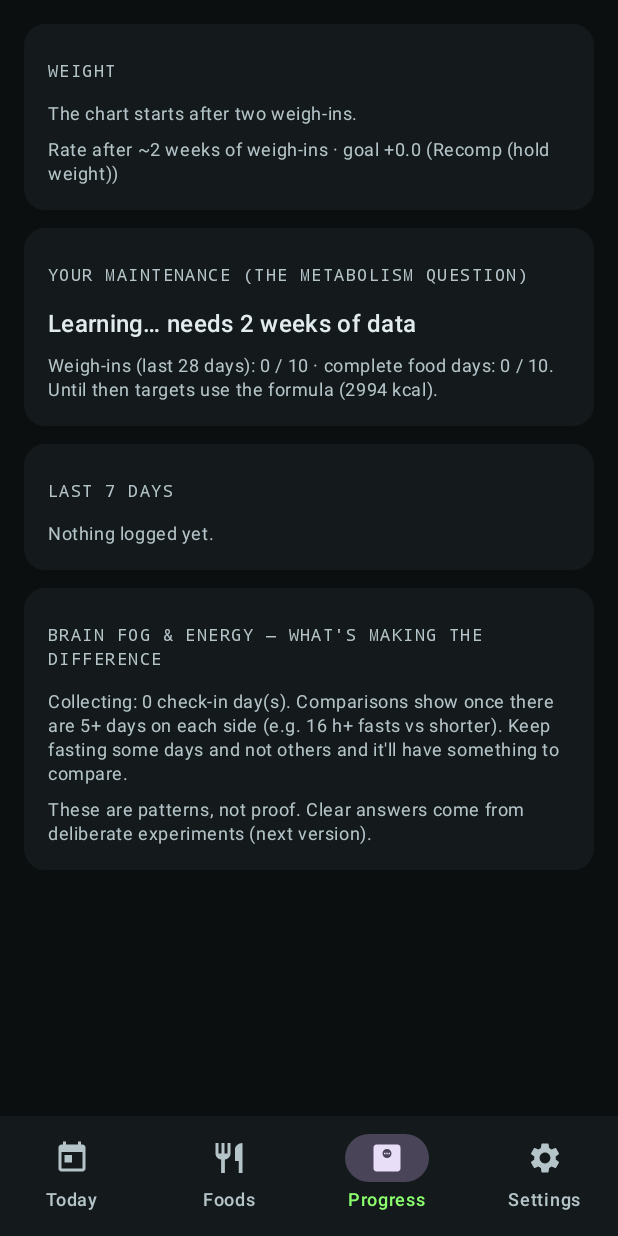
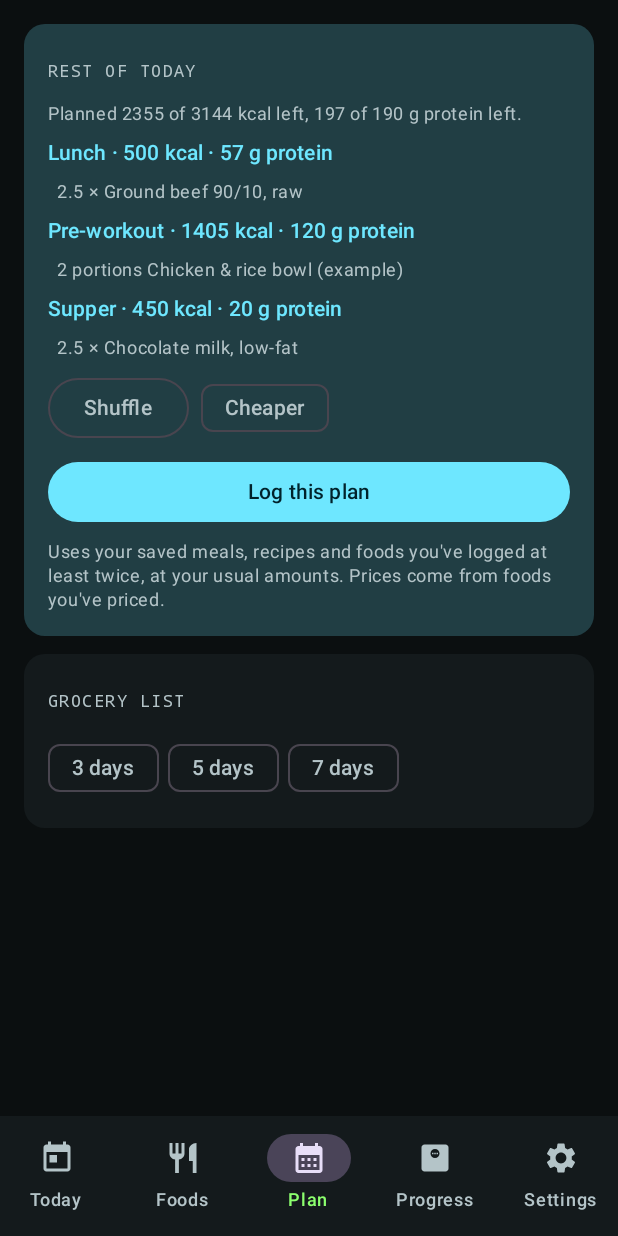
Before and after one commit to KAWAbungaKid/not-a-fraud, an Android app built with Jetpack Compose: the screen it shows after launch (MainActivity), item 3 of the bottom bar chosen, on a phone screen of 412 x 824 dp. Run offline under Robolectric (Android 15) with nearby library versions, the phone set to English and light mode, and no system bars; libraries missing offline, so code that uses them is left out: androidx.health.connect; 11 statements that could not run were skipped.

Commit message:
Not a Twig 0.3.0: sleep, meal planner + groceries, barcode lookup, weekly review, experiments
Co-Authored-By: Claude Opus 5.5 <noreply@anthropic.com>
Claude-Session: https://claude.ai/code/session_01FUg8QwF1mDAbPZa2ZKeX2M

```diff
--- a/diet/src/main/java/com/maven/diet/ui/MainActivity.kt
+++ b/diet/src/main/java/com/maven/diet/ui/MainActivity.kt
@@ -38,6 +38,7 @@ import androidx.compose.ui.Modifier
 import androidx.compose.ui.platform.LocalContext
 import androidx.core.content.ContextCompat
 import androidx.lifecycle.lifecycleScope
+import androidx.compose.material.icons.filled.CalendarMonth
 import com.maven.diet.Graph
 import com.maven.diet.link.Health
 import com.maven.diet.link.WorkoutLink
@@ -111,6 +112,7 @@ class MainActivity : ComponentActivity() {
                             null -> when (tab) {
                                 "today" -> TodayScreen(d, onOpen = ::open)
                                 "foods" -> FoodsScreen(d, onOpen = ::open)
+                                "plan" -> PlanScreen(d)
                                 "progress" -> ProgressScreen(d)
                                 else -> SettingsScreen(d, resumes)
                             }
@@ -128,6 +130,7 @@ class MainActivity : ComponentActivity() {
         private val TABS = listOf(
             Triple("today", "Today", Icons.Filled.Today),
             Triple("foods", "Foods", Icons.Filled.Restaurant),
+            Triple("plan", "Plan", Icons.Filled.CalendarMonth),
             Triple("progress", "Progress", Icons.Filled.MonitorWeight),
             Triple("settings", "Settings", Icons.Filled.Settings),
         )
--- /dev/null
+++ b/diet/src/main/java/com/maven/diet/ui/PlanScreen.kt
@@ -0,0 +1,91 @@
+@file:OptIn(androidx.compose.foundation.layout.ExperimentalLayoutApi::class)
+
+package com.maven.diet.ui
+
+import androidx.compose.foundation.layout.Arrangement
+import androidx.compose.foundation.layout.Row
+import androidx.compose.foundation.layout.Spacer
+import androidx.compose.foundation.layout.fillMaxSize
+import androidx.compose.foundation.layout.fillMaxWidth
+import androidx.compose.foundation.layout.height
+import androidx.compose.foundation.layout.padding
+import androidx.compose.foundation.lazy.LazyColumn
+import androidx.compose.material3.Button
+import androidx.compose.material3.FilterChip
+import androidx.compose.material3.MaterialTheme
+import androidx.compose.material3.OutlinedButton
+import androidx.compose.material3.Text
+import androidx.compose.runtime.Composable
+import androidx.compose.runtime.getValue
+import androidx.compose.runtime.mutableIntStateOf
+import androidx.compose.runtime.mutableStateOf
+import androidx.compose.runtime.remember
+import androidx.compose.runtime.setValue
+import androidx.compose.ui.Modifier
+import androidx.compose.ui.unit.dp
+import com.maven.diet.Graph
+import com.maven.diet.core.Actions
+import com.maven.diet.core.DietData
+import com.maven.diet.core.MealPlanner
+import com.maven.diet.core.Num
+import kotlin.math.roundToInt
+
+/** Eat This Much, Maven-sized: plan the rest of today from what you eat; groceries for the next few days. */
+@Composable
+fun PlanScreen(d: DietData) {
+    val today = Graph.today()
+    var seed by remember { mutableIntStateOf(0) }
+    var cheap by remember { mutableStateOf(false) }
+    var groceryDays by remember { mutableIntStateOf(0) }
+    var logged by remember { mutableStateOf(false) }
+    val plan = remember(d, seed, cheap) { MealPlanner.plan(d, today, Graph.targets(today).macros, seed, cheap) }
+    LazyColumn(Modifier.fillMaxSize().padding(horizontal = 16.dp), verticalArrangement = Arrangement.spacedBy(12.dp)) {
+        item { Spacer(Modifier.height(4.dp)) }
+        item {
+            Panel(highlight = true) {
+                SectionLabel("Rest of today")
+                Dim(plan.note)
+                for (s in plan.slots) {
+                    Text("${s.slot} · ${s.macros.kcal.roundToInt()} kcal · ${s.macros.protein.roundToInt()} g protein" + (s.cost?.let { " · \$%.2f".format(it) } ?: ""),
+                        style = MaterialTheme.typography.titleSmall)
+                    for (p in s.items) Dim("  " + when (p) {
+                        is MealPlanner.Pick.FoodPick -> "${Num.fmt(p.servings)} × ${p.label}"
+                        is MealPlanner.Pick.MealPick -> "${Num.fmt(p.portions)} portion${if (p.portions == 1.0) "" else "s"} ${p.label}"
+                    })
+                }
+                plan.cost?.let { Dim("About \$%.2f".format(it)) }
+                Row(horizontalArrangement = Arrangement.spacedBy(8.dp)) {
+                    OutlinedButton(onClick = { seed++ ; logged = false }) { Text("Shuffle") }
+                    FilterChip(cheap, { cheap = !cheap }, { Text("Cheaper") })
+                }
+                if (plan.slots.isNotEmpty()) Button(onClick = {
+                    Graph.update { Actions.logPlan(it, today, plan, Graph.now()) }
+                    logged = true
+                }, enabled = !logged, modifier = Modifier.fillMaxWidth()) { Text(if (logged) "Logged" else "Log this plan") }
+                Dim("Uses your saved meals, recipes and foods you've logged at least twice, at your usual amounts. Prices come from foods you've priced.")
+            }
+        }
+        item {
+            Panel {
+                SectionLabel("Grocery list")
+                Row(horizontalArrangement = Arrangement.spacedBy(6.dp)) {
+                    for (n in listOf(3, 5, 7)) FilterChip(groceryDays == n, { groceryDays = if (groceryDays == n) 0 else n }, { Text("$n days") })
+                }
+                if (groceryDays > 0) {
+                    val lines = remember(d, groceryDays, cheap) {
+                        val plans = (0 until groceryDays).map { k ->
+                            val day = today.plusDays(k.toLong() + 1)
+                            MealPlanner.plan(d, day, Graph.targets(day).macros, seed + k, cheap)
+                        }
+                        MealPlanner.groceries(d, plans)
+                    }
+                    if (lines.isEmpty()) Dim("Nothing to plan from yet.")
+                    for (l in lines) Text("${l.name}: ${l.amount}" + (l.cost?.let { " · \$%.2f".format(it) } ?: ""), style = MaterialTheme.typography.bodyMedium)
+                    lines.mapNotNull { it.cost }.takeIf { it.size == lines.size && it.isNotEmpty() }?.sum()?.let { Text("Total about \$%.2f".format(it), style = MaterialTheme.typography.titleSmall) }
+                    Dim("Planned days aren't logged; each day gets planned fresh when you get there.")
+                }
+            }
+        }
+        item { Spacer(Modifier.height(24.dp)) }
+    }
+}
--- a/diet/src/main/java/com/maven/diet/ui/ProgressScreen.kt
+++ b/diet/src/main/java/com/maven/diet/ui/ProgressScreen.kt
@@ -42,6 +42,8 @@ fun ProgressScreen(d: DietData) {
     val comparisons = remember(d) { Insights.comparisons(d, Graph.zone, today) }
     LazyColumn(Modifier.fillMaxSize().padding(horizontal = 16.dp), verticalArrangement = Arrangement.spacedBy(12.dp)) {
         item { Spacer(Modifier.height(4.dp)) }
+        item { WeeklyReviewPanel(d) }
+        item { ExperimentsPanel(d) }
         item {
             Panel {
                 SectionLabel("Weight")
--- a/diet/src/main/java/com/maven/diet/ui/TodayScreen.kt
+++ b/diet/src/main/java/com/maven/diet/ui/TodayScreen.kt
@@ -133,6 +133,7 @@ fun TodayScreen(d: DietData, onOpen: (Route) -> Unit) {
         }
 
         if (isToday) item { CheckInPanel(d, now) }
+        if (isToday) item { ExperimentToday(d) }
 
         item { WaterPanel(d, date, t.waterOz) }
         item { WeightPanel(d, date) }
--- a/gradle.properties
+++ b/gradle.properties
@@ -10,5 +10,5 @@ appVersionCode=13
 workoutVersionName=0.1.3
 workoutVersionCode=4
 # Not a Twig (diet app) version (separate APK).
-dietVersionName=0.2.2
-dietVersionCode=4
+dietVersionName=0.3.0
+dietVersionCode=5
```
Also changed, not shown: diet/src/main/java/com/maven/diet/notify/Nagger.kt (+21 -0 lines), diet/src/main/java/com/maven/diet/ui/LabScreen.kt (added, +126 -0 lines), 2 other files.
